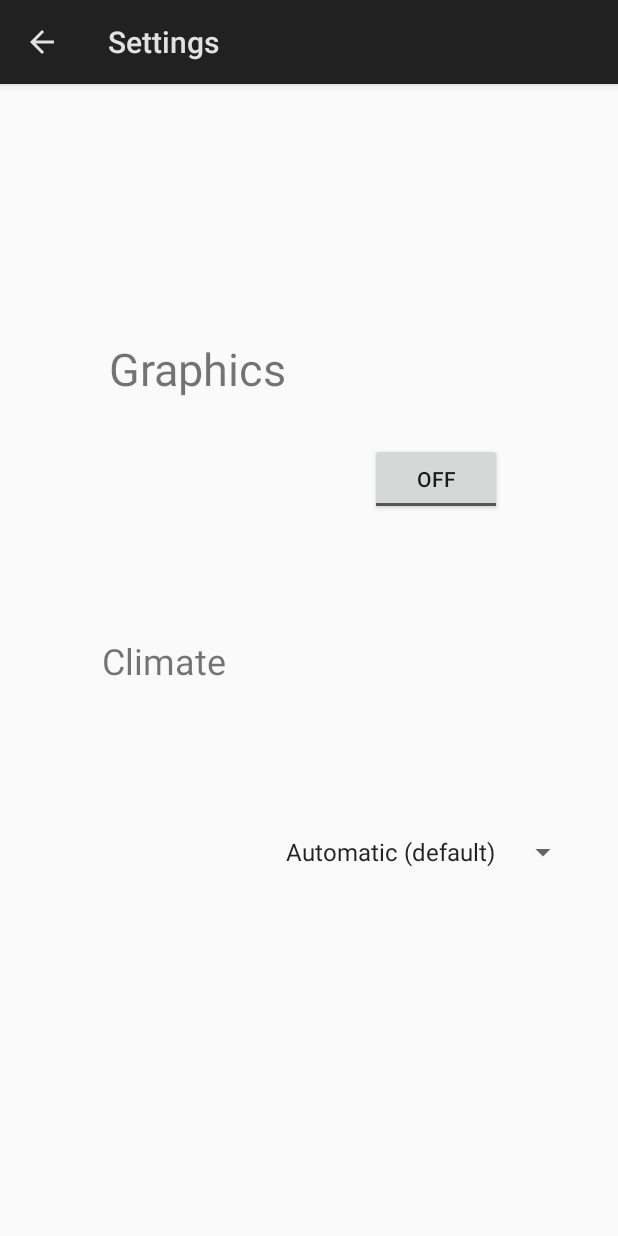
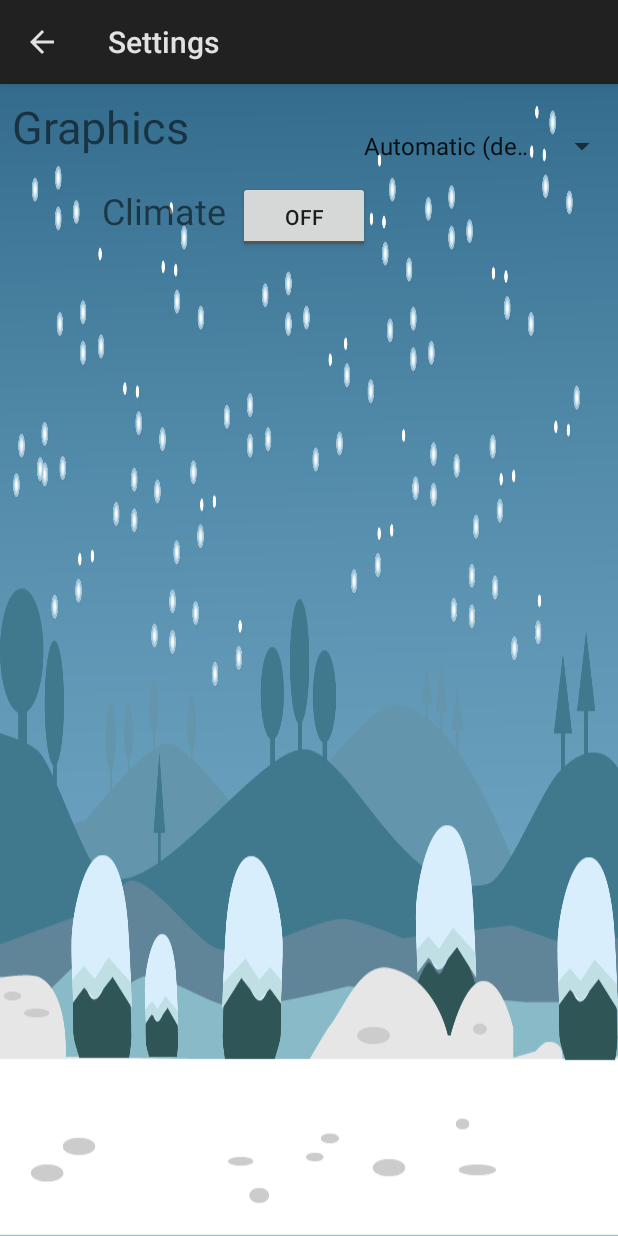
Before and after one commit to Zen-Ze/ZenZe, an Android app: the Setting screen opened directly, with no data from a screen before it, on a phone screen of 412 x 824 dp. Run offline under Robolectric (Android 15) with nearby library versions, the phone set to English and light mode, and no system bars.

Commit message:
simple fixes
alot of fixed
tired new font and new button library but switched back to normal buttons

```diff
--- a/app/src/main/res/layout/activity_help2.xml
+++ b/app/src/main/res/layout/activity_help2.xml
@@ -16,7 +16,6 @@
             android:layout_width="match_parent"
             android:layout_height="wrap_content"
             android:background="@color/white"
-            android:fontFamily="@font/bangers"
             android:text="@string/textview_help"
             android:textAlignment="center"
             android:textAllCaps="true"
@@ -31,7 +30,6 @@
             android:layout_height="match_parent"
             android:layout_marginTop="5dp"
             android:background="@color/cyan_dark"
-            android:fontFamily="@font/bangers"
             android:text="@string/textview_help_basics"
             android:textAlignment="center"
             android:textAllCaps="false"
@@ -50,7 +48,6 @@
         <TextView
             android:layout_width="match_parent"
             android:layout_height="34dp"
-            android:fontFamily="@font/bangers"
             android:text="@string/textview_help_item_description"
             android:textAlignment="center"
             android:background="@color/cyan_dark"
--- a/app/src/main/res/layout/activity_settings.xml
+++ b/app/src/main/res/layout/activity_settings.xml
@@ -1,52 +1,16 @@
 <?xml version="1.0" encoding="utf-8"?>
-<android.support.constraint.ConstraintLayout xmlns:android="http://schemas.android.com/apk/res/android"
-    xmlns:app="http://schemas.android.com/apk/res-auto"
+<LinearLayout xmlns:android="http://schemas.android.com/apk/res/android"
     xmlns:tools="http://schemas.android.com/tools"
     android:id="@+id/setting"
     android:layout_width="match_parent"
     android:layout_height="match_parent"
+    android:background="@drawable/bg_snowy"
+    android:orientation="vertical"
     tools:context="com.ucd.comp41690.team21.zenze.activities.Setting">
 
-    <Spinner
-        android:id="@+id/weather_spinner"
-        android:layout_width="wrap_content"
-        android:layout_height="wrap_content"
-        android:layout_marginBottom="244dp"
-        android:layout_marginEnd="8dp"
-        android:layout_marginStart="8dp"
-        app:layout_constraintBottom_toBottomOf="parent"
-        app:layout_constraintEnd_toEndOf="parent"
-        app:layout_constraintHorizontal_bias="0.575"
-        app:layout_constraintStart_toEndOf="@+id/textView2" />
-
-    <TextView
-        android:id="@+id/textView2"
-        android:layout_width="wrap_content"
-        android:layout_height="wrap_content"
-        android:layout_marginBottom="8dp"
-        android:layout_marginStart="68dp"
-        android:layout_marginTop="8dp"
-        android:text="@string/weather_spinner_textview"
-        android:textSize="24sp"
-        app:layout_constraintBottom_toBottomOf="parent"
-        app:layout_constraintStart_toStartOf="parent"
-        app:layout_constraintTop_toTopOf="parent" />
-
-    <ToggleButton
-        android:id="@+id/graphic_switch"
-        android:layout_width="wrap_content"
-        android:layout_height="wrap_content"
-        android:layout_marginBottom="8dp"
-        android:layout_marginEnd="8dp"
-        android:layout_marginStart="8dp"
-        android:layout_marginTop="8dp"
-        android:text="@string/dummy_button"
-        app:layout_constraintBottom_toTopOf="@+id/weather_spinner"
-        app:layout_constraintEnd_toEndOf="parent"
-        app:layout_constraintHorizontal_bias="0.775"
-        app:layout_constraintStart_toStartOf="parent"
-        app:layout_constraintTop_toTopOf="parent"
-        app:layout_constraintVertical_bias="0.53" />
+    <LinearLayout
+        android:layout_width="match_parent"
+        android:layout_height="wrap_content">
 
         <TextView
             android:id="@+id/textView"
@@ -57,12 +21,39 @@
             android:layout_marginStart="8dp"
             android:layout_marginTop="8dp"
             android:text="@string/graphics_spinner_textview"
-        android:textSize="30sp"
-        app:layout_constraintBottom_toTopOf="@+id/textView2"
-        app:layout_constraintEnd_toStartOf="@+id/graphic_switch"
-        app:layout_constraintHorizontal_bias="0.577"
-        app:layout_constraintStart_toStartOf="parent"
-        app:layout_constraintTop_toTopOf="parent"
-        app:layout_constraintVertical_bias="0.519" />
+            android:textSize="30sp" />
 
-</android.support.constraint.ConstraintLayout>
+        <Spinner
+            android:id="@+id/weather_spinner"
+            android:layout_width="wrap_content"
+            android:layout_height="wrap_content"
+            android:layout_marginStart="100sp"
+            android:layout_marginTop="15sp" />
+
+    </LinearLayout>
+
+    <LinearLayout
+        android:layout_width="440dp"
+        android:layout_height="wrap_content">
+
+        <TextView
+            android:id="@+id/textView2"
+            android:layout_width="wrap_content"
+            android:layout_height="wrap_content"
+            android:layout_marginBottom="8dp"
+            android:layout_marginStart="68dp"
+            android:layout_marginTop="8dp"
+            android:text="@string/weather_spinner_textview"
+            android:textSize="24sp" />
+
+        <ToggleButton
+            android:id="@+id/graphic_switch"
+            android:layout_width="wrap_content"
+            android:layout_height="wrap_content"
+            android:layout_marginBottom="8dp"
+            android:layout_marginEnd="8dp"
+            android:layout_marginStart="8dp"
+            android:layout_marginTop="8dp"
+            android:text="@string/dummy_button" />
+    </LinearLayout>
+</LinearLayout>
--- a/app/src/main/res/values/colors.xml
+++ b/app/src/main/res/values/colors.xml
@@ -2,10 +2,11 @@
 <resources>
     <color name="colorPrimary">#3F51B5</color>
     <color name="colorPrimaryDark">#303F9F</color>
-    <color name="colorAccent">#FF4081</color>
+    <color name="colorAccent">#ff4081</color>
     <color name="white">#ffffff</color>
 
     <color name="black_overlay">#66000000</color>
     <color name="cyan">#00bcd4</color>
     <color name="cyan_dark">#008B9C</color>
+
 </resources>
--- a/app/src/main/res/values/dimens.xml
+++ b/app/src/main/res/values/dimens.xml
@@ -6,4 +6,5 @@
     <dimen name="tablerow_horizontal_margin">8dp</dimen>
     <dimen name="tablerow_vertical_margin">8dp</dimen>
     <dimen name="text_margin">16dp</dimen>
+
 </resources>
--- a/app/src/main/res/values/preloaded_fonts.xml
+++ b/app/src/main/res/values/preloaded_fonts.xml
@@ -1,6 +1,3 @@
 <?xml version="1.0" encoding="utf-8"?>
 <resources>
-    <array name="preloaded_fonts" translatable="false">
-        <item>@font/bangers</item>
-    </array>
 </resources>
```
Also changed, not shown: app/build.gradle (+4 -3 lines), app/src/main/AndroidManifest.xml (+2 -5 lines), app/src/main/res/font/bangers.xml (deleted, +0 -7 lines), app/src/main/res/layout/activity_item_description.xml (+9 -5 lines), app/src/main/res/layout/activity_main_menu.xml (+29 -17 lines), app/src/main/res/values/strings.xml (+12 -0 lines), app/src/main/res/drawable/mm_button.png (added). Lines whose indentation alone changed are shown as unchanged.
